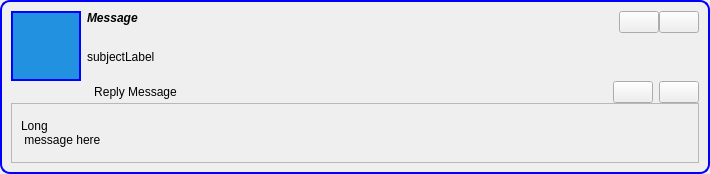
Before: the Qt Designer form retroshare-gui/src/gui/feeds/MsgItem.ui in RetroShare/RetroShare, drawn with Qt 5.
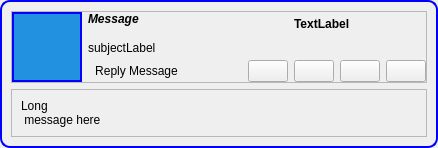
After: the same form once the commit is applied. Icons and pictures are not drawn. Custom widgets are drawn as their Qt base class.

Commit message: Some Layout changes for MsgItem

Diff of the .ui file:
```diff
--- a/retroshare-gui/src/gui/feeds/MsgItem.ui
+++ b/retroshare-gui/src/gui/feeds/MsgItem.ui
@@ -6,8 +6,8 @@
    <rect>
     <x>0</x>
     <y>0</y>
-    <width>710</width>
-    <height>174</height>
+    <width>438</width>
+    <height>146</height>
    </rect>
   </property>
   <property name="windowTitle">
@@ -37,11 +37,23 @@
      <property name="frameShadow">
       <enum>QFrame::Raised</enum>
      </property>
-     <layout class="QGridLayout">
+     <layout class="QGridLayout" name="gridLayout_2">
+      <item row="0" column="0">
+       <widget class="QFrame" name="frame_2">
+        <property name="frameShape">
+         <enum>QFrame::StyledPanel</enum>
+        </property>
+        <property name="frameShadow">
+         <enum>QFrame::Raised</enum>
+        </property>
+        <layout class="QGridLayout" name="gridLayout">
       <property name="verticalSpacing">
        <number>0</number>
       </property>
-      <item row="0" column="0">
+         <property name="margin">
+          <number>0</number>
+         </property>
+         <item row="0" column="0" rowspan="3">
        <widget class="AvatarWidget" name="avatar" native="true">
         <property name="minimumSize">
          <size>
@@ -62,9 +74,7 @@
         </property>
        </widget>
       </item>
-      <item row="0" column="1" colspan="4">
-       <layout class="QGridLayout">
-        <item row="0" column="0">
+         <item row="0" column="1">
          <widget class="QLabel" name="titleLabel">
           <property name="sizePolicy">
            <sizepolicy hsizetype="Minimum" vsizetype="Minimum">
@@ -87,7 +97,7 @@
           </property>
          </widget>
         </item>
-        <item row="0" column="1">
+         <item row="0" column="2" colspan="3">
          <spacer>
           <property name="orientation">
            <enum>Qt::Horizontal</enum>
@@ -103,47 +113,20 @@
           </property>
          </spacer>
         </item>
-        <item row="0" column="2">
-         <widget class="QPushButton" name="expandButton">
-          <property name="sizePolicy">
-           <sizepolicy hsizetype="Fixed" vsizetype="Fixed">
-            <horstretch>0</horstretch>
-            <verstretch>0</verstretch>
-           </sizepolicy>
-          </property>
-          <property name="toolTip">
-           <string>Expand</string>
-          </property>
+         <item row="0" column="5" colspan="3">
+          <widget class="QLabel" name="timestampLabel">
+           <property name="font">
+            <font>
+             <weight>75</weight>
+             <bold>true</bold>
+            </font>
+           </property>
           <property name="text">
-           <string/>
-          </property>
-          <property name="icon">
-           <iconset resource="../images.qrc">
-            <normaloff>:/images/edit_add24.png</normaloff>:/images/edit_add24.png</iconset>
-          </property>
-         </widget>
-        </item>
-        <item row="0" column="3">
-         <widget class="QPushButton" name="clearButton">
-          <property name="sizePolicy">
-           <sizepolicy hsizetype="Minimum" vsizetype="Fixed">
-            <horstretch>0</horstretch>
-            <verstretch>0</verstretch>
-           </sizepolicy>
-          </property>
-          <property name="toolTip">
-           <string>Remove Item</string>
-          </property>
-          <property name="text">
-           <string/>
-          </property>
-          <property name="icon">
-           <iconset resource="../images.qrc">
-            <normaloff>:/images/close_normal.png</normaloff>:/images/close_normal.png</iconset>
-          </property>
-         </widget>
-        </item>
-        <item row="1" column="0" colspan="4">
+            <string>TextLabel</string>
+           </property>
+          </widget>
+         </item>
+         <item row="1" column="1" colspan="7">
          <widget class="QLabel" name="subjectLabel">
           <property name="sizePolicy">
            <sizepolicy hsizetype="MinimumExpanding" vsizetype="Preferred">
@@ -159,9 +142,7 @@
           </property>
          </widget>
         </item>
-       </layout>
-      </item>
-      <item row="1" column="1">
+         <item row="2" column="1" colspan="2">
        <widget class="QToolButton" name="replyButton">
         <property name="toolTip">
          <string>Reply to Message</string>
@@ -181,7 +162,7 @@
         </property>
        </widget>
       </item>
-      <item row="1" column="2">
+         <item row="2" column="3">
        <spacer name="horizontalSpacer">
         <property name="orientation">
          <enum>Qt::Horizontal</enum>
@@ -194,7 +175,7 @@
         </property>
        </spacer>
       </item>
-      <item row="1" column="3">
+         <item row="2" column="4">
        <widget class="QPushButton" name="deleteButton">
         <property name="sizePolicy">
          <sizepolicy hsizetype="Fixed" vsizetype="Fixed">
@@ -214,7 +195,7 @@
         </property>
        </widget>
       </item>
-      <item row="1" column="4">
+         <item row="2" column="5">
        <widget class="QPushButton" name="playButton">
         <property name="sizePolicy">
          <sizepolicy hsizetype="Fixed" vsizetype="Fixed">
@@ -234,7 +215,50 @@
         </property>
        </widget>
       </item>
-      <item row="2" column="0" colspan="5">
+         <item row="2" column="6">
+          <widget class="QPushButton" name="expandButton">
+           <property name="sizePolicy">
+            <sizepolicy hsizetype="Fixed" vsizetype="Fixed">
+             <horstretch>0</horstretch>
+             <verstretch>0</verstretch>
+            </sizepolicy>
+           </property>
+           <property name="toolTip">
+            <string>Expand</string>
+           </property>
+           <property name="text">
+            <string/>
+           </property>
+           <property name="icon">
+            <iconset resource="../images.qrc">
+             <normaloff>:/images/edit_add24.png</normaloff>:/images/edit_add24.png</iconset>
+           </property>
+          </widget>
+         </item>
+         <item row="2" column="7">
+          <widget class="QPushButton" name="clearButton">
+           <property name="sizePolicy">
+            <sizepolicy hsizetype="Fixed" vsizetype="Fixed">
+             <horstretch>0</horstretch>
+             <verstretch>0</verstretch>
+            </sizepolicy>
+           </property>
+           <property name="toolTip">
+            <string>Remove Item</string>
+           </property>
+           <property name="text">
+            <string/>
+           </property>
+           <property name="icon">
+            <iconset resource="../images.qrc">
+             <normaloff>:/images/close_normal.png</normaloff>:/images/close_normal.png</iconset>
+           </property>
+          </widget>
+         </item>
+        </layout>
+       </widget>
+      </item>
+      <item row="1" column="0">
        <widget class="QFrame" name="expandFrame">
         <property name="frameShape">
          <enum>QFrame::StyledPanel</enum>
```
Lines whose indentation alone changed are shown as unchanged. The commit also changes 1 other file.
